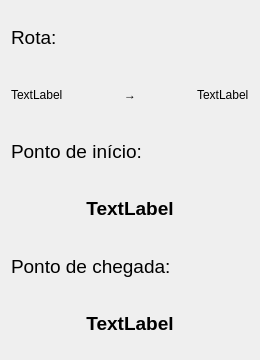
Old version of the form view/design/Ui_Route.ui in the repository jimmyskull/BusOntologyBrowser.
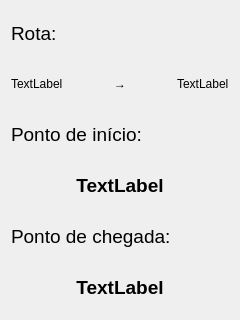
New version of the form.

Commit message: Interface concluida

```diff
--- a/view/design/Ui_Route.ui
+++ b/view/design/Ui_Route.ui
@@ -6,20 +6,20 @@
    <rect>
     <x>0</x>
     <y>0</y>
-    <width>260</width>
-    <height>360</height>
+    <width>240</width>
+    <height>320</height>
    </rect>
   </property>
   <property name="minimumSize">
    <size>
-    <width>260</width>
-    <height>360</height>
+    <width>240</width>
+    <height>320</height>
    </size>
   </property>
   <property name="maximumSize">
    <size>
-    <width>260</width>
-    <height>360</height>
+    <width>240</width>
+    <height>320</height>
    </size>
   </property>
   <property name="windowTitle">
```
Left out of the diff: 8 changed lines with no effect on the pictures. The commit also changes 6 other files.
